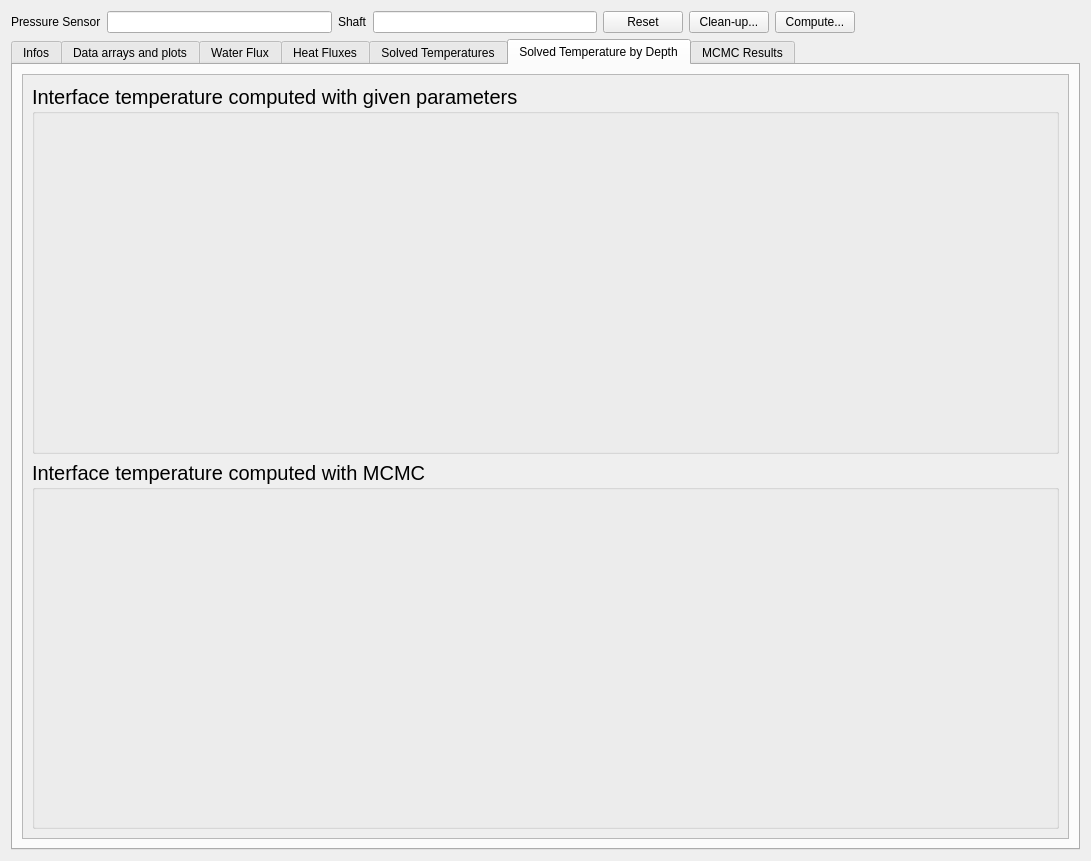
First picture: the form in Molonari_2021/ihm/molonaviz/widgetpoint.ui, repository GVigne/Molonari-2022, before the edit.
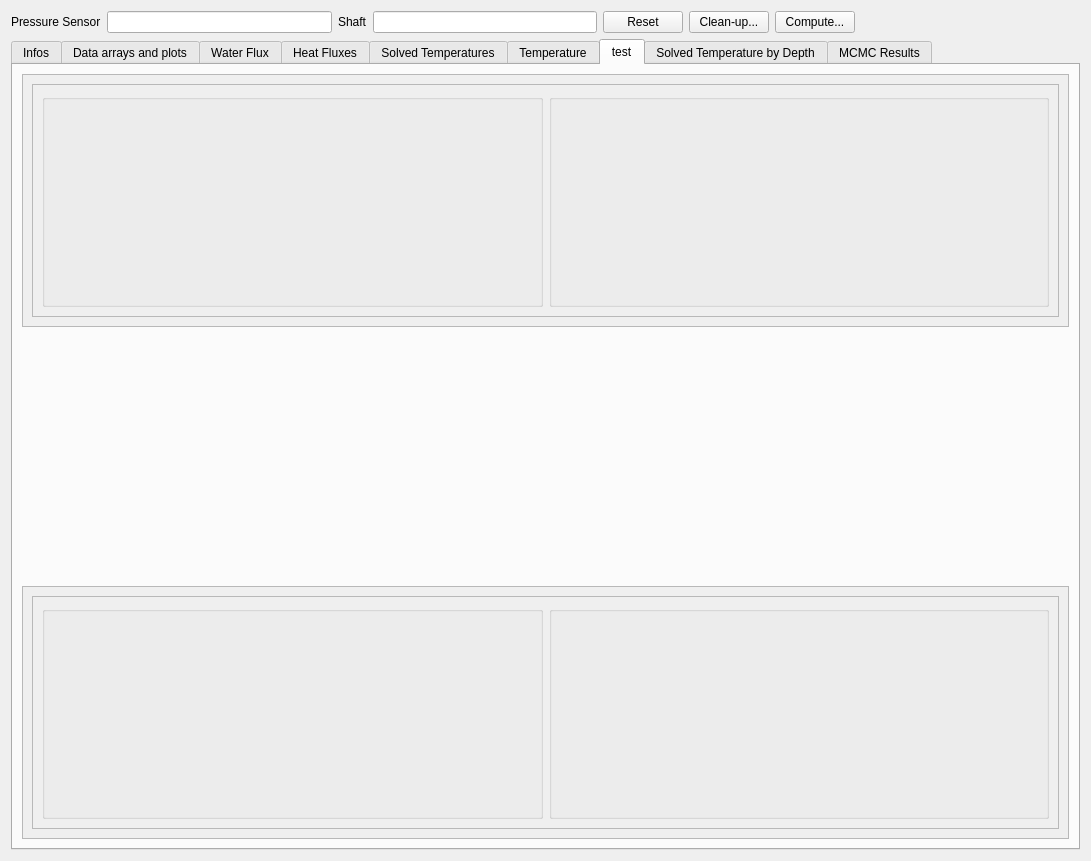
Second picture: the form after the edit.

Commit message: Model, Views and integration for umbreallas, temperature by depth and temperature heat map

The edit to the form file:
```diff
--- a/Molonari_2021/ihm/molonaviz/widgetpoint.ui
+++ b/Molonari_2021/ihm/molonaviz/widgetpoint.ui
@@ -86,7 +86,7 @@
    <item>
     <widget class="QTabWidget" name="tabWidget">
      <property name="currentIndex">
-      <number>5</number>
+      <number>6</number>
      </property>
      <widget class="QWidget" name="tabInfos">
       <attribute name="title">
@@ -462,6 +462,231 @@
        </item>
       </layout>
      </widget>
+     <widget class="QWidget" name="tabTemperature">
+      <attribute name="title">
+       <string>Temperature</string>
+      </attribute>
+      <layout class="QGridLayout" name="gridLayout">
+       <item row="0" column="0">
+        <widget class="QGroupBox" name="groupBoxFriseTempDirect_2">
+         <property name="sizePolicy">
+          <sizepolicy hsizetype="Preferred" vsizetype="MinimumExpanding">
+           <horstretch>0</horstretch>
+           <verstretch>0</verstretch>
+          </sizepolicy>
+         </property>
+         <property name="font">
+          <font>
+           <pointsize>15</pointsize>
+          </font>
+         </property>
+         <property name="title">
+          <string>Temperatures computed with given parameters</string>
+         </property>
+         <layout class="QHBoxLayout" name="horizontalLayout_7">
+          <item>
+           <layout class="QVBoxLayout" name="vboxfrisetempdirect_2"/>
+          </item>
+          <item>
+           <spacer name="horizontalSpacer_4">
+            <property name="orientation">
+             <enum>Qt::Horizontal</enum>
+            </property>
+            <property name="sizeType">
+             <enum>QSizePolicy::Minimum</enum>
+            </property>
+            <property name="sizeHint" stdset="0">
+             <size>
+              <width>40</width>
+              <height>20</height>
+             </size>
+            </property>
+           </spacer>
+          </item>
+          <item>
+           <layout class="QVBoxLayout" name="vboxsolvedtempdirect_2"/>
+          </item>
+         </layout>
+        </widget>
+       </item>
+       <item row="1" column="0">
+        <widget class="QGroupBox" name="groupBoxFriseTempDirect_3">
+         <property name="sizePolicy">
+          <sizepolicy hsizetype="Preferred" vsizetype="MinimumExpanding">
+           <horstretch>0</horstretch>
+           <verstretch>0</verstretch>
+          </sizepolicy>
+         </property>
+         <property name="font">
+          <font>
+           <pointsize>15</pointsize>
+          </font>
+         </property>
+         <property name="title">
+          <string>Temperatures computed with given parameters</string>
+         </property>
+         <layout class="QHBoxLayout" name="horizontalLayout_8">
+          <item>
+           <layout class="QVBoxLayout" name="vboxfrisetempdirect_3"/>
+          </item>
+          <item>
+           <spacer name="horizontalSpacer_5">
+            <property name="orientation">
+             <enum>Qt::Horizontal</enum>
+            </property>
+            <property name="sizeType">
+             <enum>QSizePolicy::Minimum</enum>
+            </property>
+            <property name="sizeHint" stdset="0">
+             <size>
+              <width>40</width>
+              <height>20</height>
+             </size>
+            </property>
+           </spacer>
+          </item>
+          <item>
+           <layout class="QVBoxLayout" name="vboxsolvedtempdirect_3"/>
+          </item>
+         </layout>
+        </widget>
+       </item>
+      </layout>
+     </widget>
+     <widget class="QWidget" name="tab_test">
+      <attribute name="title">
+       <string>test</string>
+      </attribute>
+      <layout class="QVBoxLayout" name="verticalLayout_18">
+       <item>
+        <widget class="QScrollArea" name="scrollArea_7">
+         <property name="widgetResizable">
+          <bool>true</bool>
+         </property>
+         <widget class="QWidget" name="scrollAreaWidgetContents_10">
+          <property name="geometry">
+           <rect>
+            <x>0</x>
+            <y>0</y>
+            <width>1049</width>
+            <height>248</height>
+           </rect>
+          </property>
+          <layout class="QVBoxLayout" name="verticalLayout_16">
+           <item>
+            <widget class="QScrollArea" name="scrollArea_9">
+             <property name="widgetResizable">
+              <bool>true</bool>
+             </property>
+             <widget class="QWidget" name="scrollAreaWidgetContents_12">
+              <property name="geometry">
+               <rect>
+                <x>0</x>
+                <y>0</y>
+                <width>1029</width>
+                <height>228</height>
+               </rect>
+              </property>
+              <layout class="QHBoxLayout" name="horizontalLayout_9">
+               <item>
+                <widget class="QGroupBox" name="groupBox_6">
+                 <property name="title">
+                  <string/>
+                 </property>
+                 <layout class="QHBoxLayout" name="horizontalLayout_11"/>
+                </widget>
+               </item>
+               <item>
+                <widget class="QGroupBox" name="groupBoxTempMap">
+                 <property name="contextMenuPolicy">
+                  <enum>Qt::DefaultContextMenu</enum>
+                 </property>
+                 <property name="title">
+                  <string/>
+                 </property>
+                 <property name="flat">
+                  <bool>false</bool>
+                 </property>
+                 <layout class="QHBoxLayout" name="horizontalLayout_12"/>
+                </widget>
+               </item>
+              </layout>
+             </widget>
+            </widget>
+           </item>
+          </layout>
+         </widget>
+        </widget>
+       </item>
+       <item>
+        <spacer name="verticalSpacer_2">
+         <property name="orientation">
+          <enum>Qt::Vertical</enum>
+         </property>
+         <property name="sizeHint" stdset="0">
+          <size>
+           <width>20</width>
+           <height>246</height>
+          </size>
+         </property>
+        </spacer>
+       </item>
+       <item>
+        <widget class="QScrollArea" name="scrollArea_8">
+         <property name="widgetResizable">
+          <bool>true</bool>
+         </property>
+         <widget class="QWidget" name="scrollAreaWidgetContents_11">
+          <property name="geometry">
+           <rect>
+            <x>0</x>
+            <y>0</y>
+            <width>1049</width>
+            <height>248</height>
+           </rect>
+          </property>
+          <layout class="QVBoxLayout" name="verticalLayout_17">
+           <item>
+            <widget class="QScrollArea" name="scrollArea_10">
+             <property name="widgetResizable">
+              <bool>true</bool>
+             </property>
+             <widget class="QWidget" name="scrollAreaWidgetContents_13">
+              <property name="geometry">
+               <rect>
+                <x>0</x>
+                <y>0</y>
+                <width>1029</width>
+                <height>228</height>
+               </rect>
+              </property>
+              <layout class="QHBoxLayout" name="horizontalLayout_10">
+               <item>
+                <widget class="QGroupBox" name="groupBoxUmbrella">
+                 <property name="title">
+                  <string/>
+                 </property>
+                 <layout class="QHBoxLayout" name="horizontalLayout_13"/>
+                </widget>
+               </item>
+               <item>
+                <widget class="QGroupBox" name="groupBoxTempDepth">
+                 <property name="title">
+                  <string/>
+                 </property>
+                 <layout class="QHBoxLayout" name="horizontalLayout_14"/>
+                </widget>
+               </item>
+              </layout>
+             </widget>
+            </widget>
+           </item>
+          </layout>
+         </widget>
+        </widget>
+       </item>
+      </layout>
+     </widget>
      <widget class="QWidget" name="tabSolvedInterfaceTemp">
       <attribute name="title">
        <string>Solved Temperature by Depth</string>
```
Left out of the diff: 48 changed lines with no effect on the pictures. The commit also changes 3 other files.
